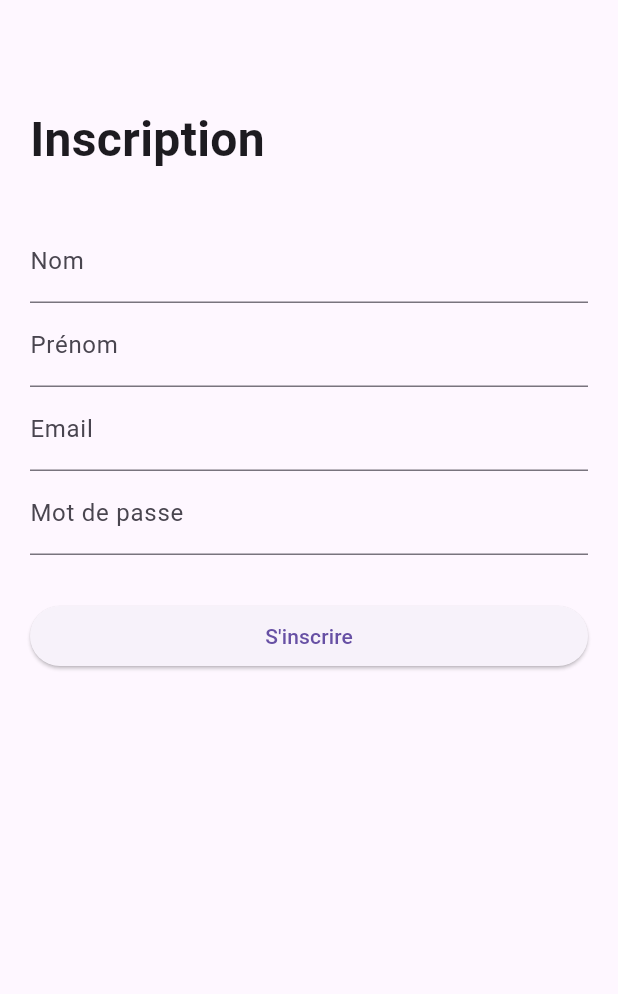
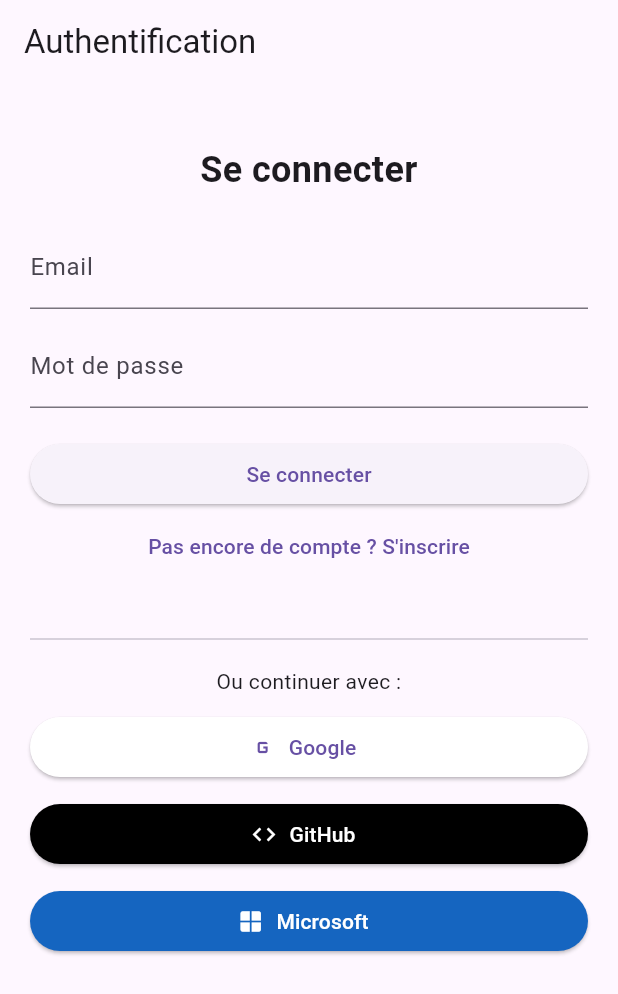
Before and after one commit to RonhelAsg/pro_connect, a Flutter app: the screen it shows after launch, on a phone screen of 412 x 824 dp. Shown: the top 994 px of the screen. Run offline on Flutter 3.47's test engine with Material 3 defaults, Android fonts, the phone set to English and light mode, and no system bars; our stand-ins replace smooth_page_indicator.

Commit message:
Modification de la page d'authentification(Inscription/connexion)

```diff
--- a/lib/screens/authentification_page.dart
+++ b/lib/screens/authentification_page.dart
@@ -1,6 +1,4 @@
 import 'package:flutter/material.dart';
-import 'package:provider/provider.dart';
-import '../../providers/user_provider.dart';
 
 class AuthPage extends StatefulWidget {
   const AuthPage({super.key});
@@ -10,58 +8,115 @@ class AuthPage extends StatefulWidget {
 }
 
 class _AuthPageState extends State<AuthPage> {
-  final _formKey = GlobalKey<FormState>();
-  String nom = '';
-  String prenom = '';
-  String email = '';
-  String password = '';
+  // Pour savoir si l'utilisateur est en mode "connexion" ou "inscription"
+  bool isLogin = true;
+
+  // Champs de texte pour les informations utilisateur
+  final emailController = TextEditingController();
+  final passwordController = TextEditingController();
+  final nomController = TextEditingController();
+  final prenomController = TextEditingController();
+
+  // Quand l'utilisateur clique sur "S'inscrire" ou "Se connecter"
+  void Submit() {
+    if (isLogin) {
+      print("Connexion avec : ${emailController.text}");
+    } else {
+      print("Inscription de : ${prenomController.text} ${nomController.text}");
+    }
+  }
+
+  // Simuler la connexion avec un fournisseur (Google, GitHub, etc.)
+  void loginWith(String provider) {
+    print("Connexion avec $provider");
+  }
 
   @override
   Widget build(BuildContext context) {
     return Scaffold(
+      appBar: AppBar(title: const Text("Authentification")),
       body: Padding(
-        padding: const EdgeInsets.all(20.0),
-        child: Form(
-          key: _formKey,
-          child: ListView(
-            children: [
-              const SizedBox(height: 50),
-              const Text('Inscription', style: TextStyle(fontSize: 32, fontWeight: FontWeight.bold)),
-              const SizedBox(height: 30),
-              TextFormField(
-                decoration: const InputDecoration(labelText: 'Nom'),
-                onSaved: (value) => nom = value ?? '',
+        padding: const EdgeInsets.all(20),
+        child: ListView(
+          children: [
+            const SizedBox(height: 20),
+            Text(
+              isLogin ? "Se connecter" : "Créer un compte",
+              style: const TextStyle(fontSize: 24, fontWeight: FontWeight.bold),
+              textAlign: TextAlign.center,
+            ),
+            const SizedBox(height: 20),
+
+            // Champs Nom et Prénom seulement pour l'inscription
+            if (!isLogin) ...[
+              TextField(
+                controller: prenomController,
+                decoration: const InputDecoration(labelText: "Prénom"),
               ),
-              TextFormField(
-                decoration: const InputDecoration(labelText: 'Prénom'),
-                onSaved: (value) => prenom = value ?? '',
+              const SizedBox(height: 10),
+              TextField(
+                controller: nomController,
+                decoration: const InputDecoration(labelText: "Nom"),
               ),
-              TextFormField(
-                decoration: const InputDecoration(labelText: 'Email'),
-                keyboardType: TextInputType.emailAddress,
-                onSaved: (value) => email = value ?? '',
-              ),
-              TextFormField(
-                decoration: const InputDecoration(labelText: 'Mot de passe'),
-                obscureText: true,
-                onSaved: (value) => password = value ?? '',
-              ),
-              const SizedBox(height: 30),
-              ElevatedButton(
-                onPressed: () {
-                  _formKey.currentState?.save();
-                  Provider.of<UserProvider>(context, listen: false).setUserData(
-                    nom: nom,
-                    prenom: prenom,
-                    email: email,
-                    password: password,
-                  );
-                  Navigator.pushNamed(context, '/onboarding');
-                },
-                child: const Text('S\'inscrire'),
-              ),
+              const SizedBox(height: 10),
             ],
-          ),
+
+            // Email et mot de passe
+            TextField(
+              controller: emailController,
+              decoration: const InputDecoration(labelText: "Email"),
+            ),
+            const SizedBox(height: 10),
+            TextField(
+              controller: passwordController,
+              obscureText: true,
+              decoration: const InputDecoration(labelText: "Mot de passe"),
+            ),
+            const SizedBox(height: 20),
+
+            ElevatedButton(
+              onPressed: Submit,
+              child: Text(isLogin ? "Se connecter" : "S'inscrire"),
+            ),
+
+            TextButton(
+              onPressed: () {
+                setState(() {
+                  isLogin = !isLogin;
+                });
+              },
+              child: Text(isLogin
+                  ? "Pas encore de compte ? S'inscrire"
+                  : "Déjà inscrit ? Se connecter"),
+            ),
+
+            const SizedBox(height: 30),
+            const Divider(),
+            const SizedBox(height: 10),
+            const Text("Ou continuer avec :", textAlign: TextAlign.center),
+
+            const SizedBox(height: 10),
+            ElevatedButton.icon(
+              onPressed: () => loginWith("Google"),
+              icon: const Icon(Icons.g_mobiledata),
+              label: const Text("Google"),
+              style: ElevatedButton.styleFrom(backgroundColor: Colors.white),
+            ),
+            const SizedBox(height: 10),
+            ElevatedButton.icon(
+              onPressed: () => loginWith("GitHub"),
+              icon: const Icon(Icons.code),
+              label: const Text("GitHub"),
+              style: ElevatedButton.styleFrom(backgroundColor: Colors.black, foregroundColor: Colors.white),
+            ),
+            const SizedBox(height: 10),
+            ElevatedButton.icon(
+              onPressed: () => loginWith("Microsoft"),
+              icon: const Icon(Icons.window),
+              label: const Text("Microsoft"),
+              style: ElevatedButton.styleFrom(backgroundColor: Colors.blue.shade800, foregroundColor: Colors.white),
+            ),
+          ],
         ),
       ),
     );
```
